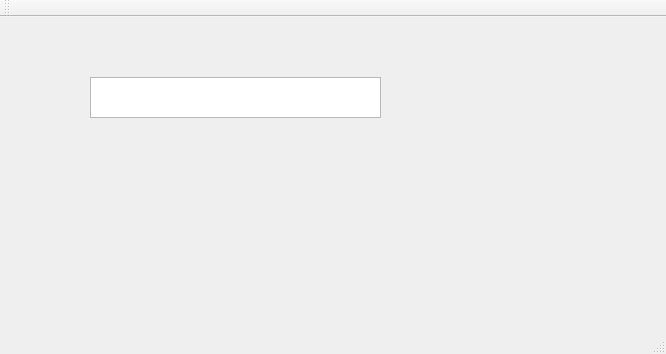
tuanhah/300k, file mainwindow.ui: the form before one commit.
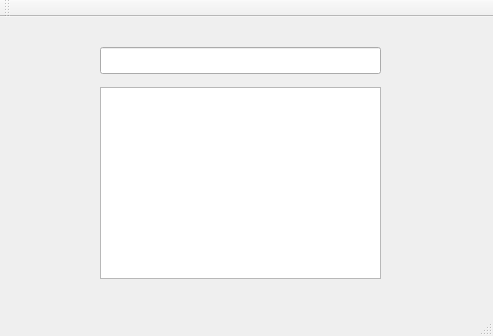
The form after the commit.

```diff
--- a/mainwindow.ui
+++ b/mainwindow.ui
@@ -6,21 +6,31 @@
    <rect>
     <x>0</x>
     <y>0</y>
-    <width>666</width>
-    <height>354</height>
+    <width>493</width>
+    <height>336</height>
    </rect>
   </property>
   <property name="windowTitle">
    <string>Dictionary</string>
   </property>
   <widget class="QWidget" name="centralWidget">
-   <widget class="QTextEdit" name="textEdit">
+   <widget class="QLineEdit" name="le_search">
     <property name="geometry">
      <rect>
-      <x>90</x>
-      <y>60</y>
-      <width>291</width>
-      <height>41</height>
+      <x>100</x>
+      <y>30</y>
+      <width>281</width>
+      <height>27</height>
+     </rect>
+    </property>
+   </widget>
+   <widget class="QListWidget" name="lw_result">
+    <property name="geometry">
+     <rect>
+      <x>100</x>
+      <y>70</y>
+      <width>281</width>
+      <height>192</height>
      </rect>
     </property>
    </widget>
```
Left out of the diff: 2 changed lines with no effect on the pictures.
